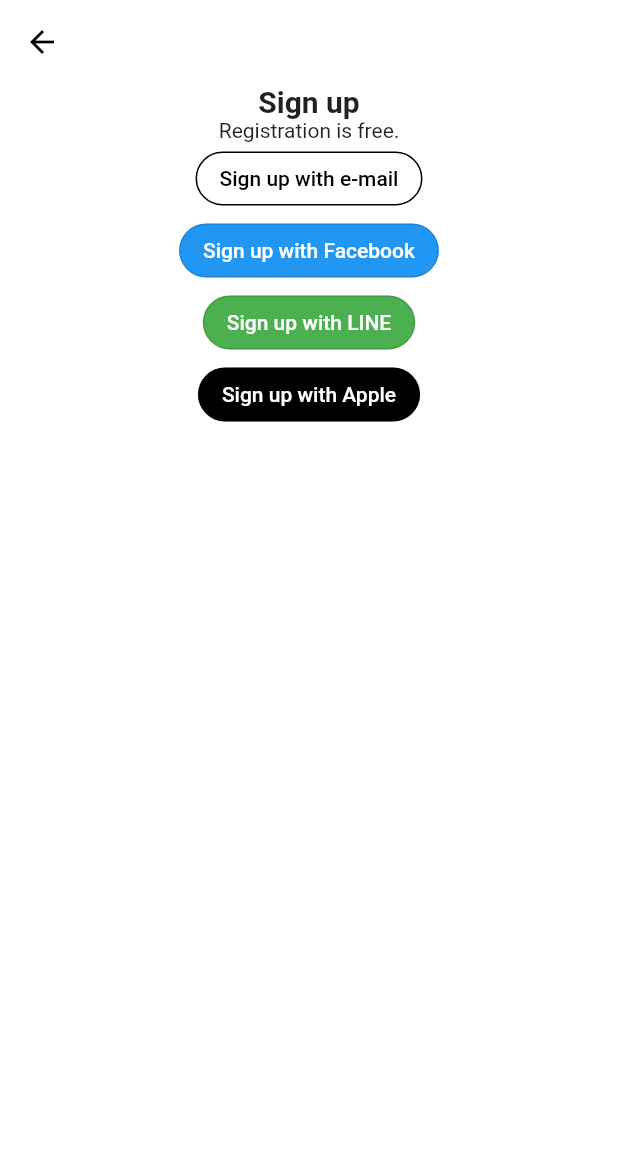
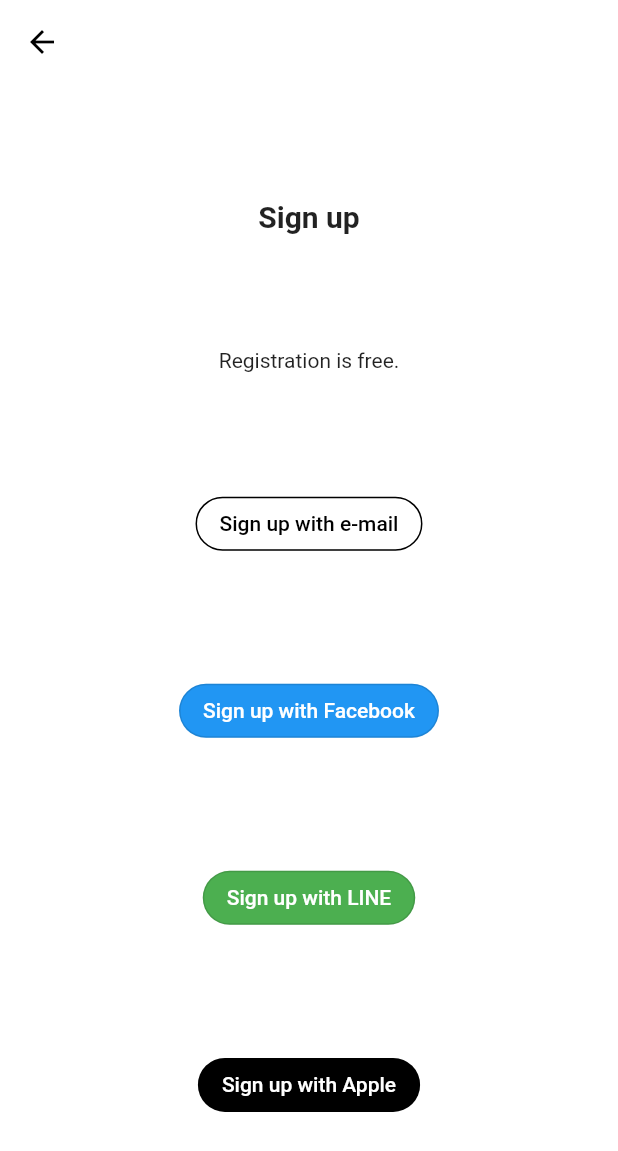
Before and after one commit to yuu-eguci/flutter_lab, a Flutter app: the SignUpPage screen opened by its route, on a phone screen of 412 x 824 dp. Shown: the top 1151 px of the screen. Run offline on Flutter 3.47's test engine with Material 2 defaults, Android fonts, the phone set to English and light mode, and no system bars.

Commit message:
💄 まったく良くはないけど、 margin とかのとり方がわからんので、とりあえず均一に並べてある。

```diff
--- a/lib/main.dart
+++ b/lib/main.dart
@@ -118,6 +118,8 @@ class SignUpPage extends StatelessWidget {
         color: Colors.white,
         child: Center(
           child: Column(
+            // FIXME: margin とかのとり方がわからんので、とりあえず均一に並べてある。
+            mainAxisAlignment: MainAxisAlignment.spaceEvenly,
             children: <Widget>[
               const Text(
                 'Sign up',
```
